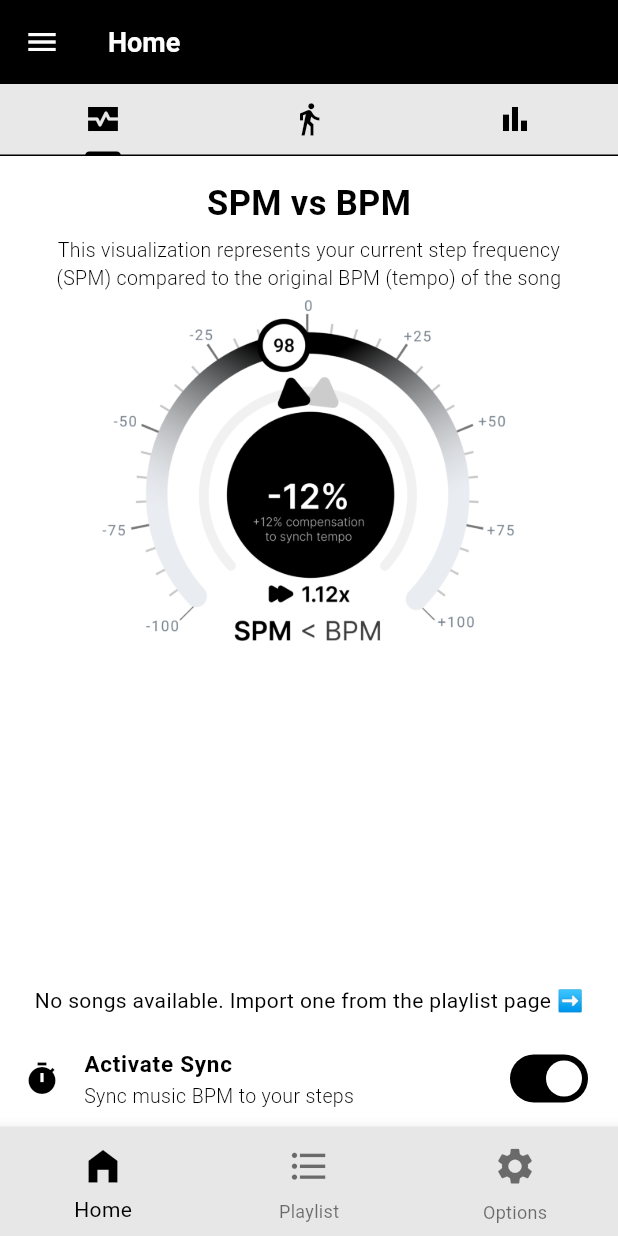
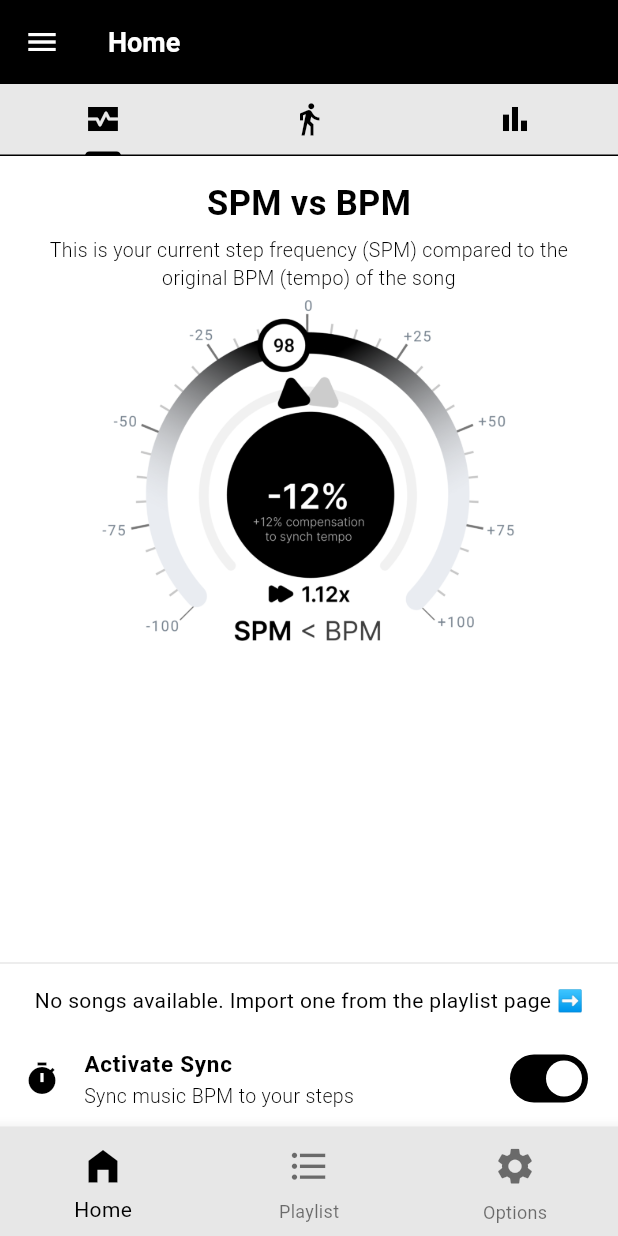
Before and after one commit to SamMed05/music_pedometer_ui, a Flutter app: the screen it shows after launch, on a phone screen of 412 x 824 dp. Run offline on Flutter 3.47's test engine with Material 3 defaults, Android fonts, the phone set to English and light mode, and no system bars; our stand-ins replace file_picker, get, just_audio, just_audio_background, package_info_plus.

Commit message:
Change a few texts and colors

```diff
--- a/lib/home_screen.dart
+++ b/lib/home_screen.dart
@@ -68,7 +68,7 @@ class _HomeScreenState extends State<HomeScreen> {
                         child: Align(
                           alignment: Alignment.center,
                           child: Text(
-                            "This visualization represents your current step frequency (SPM) compared to the original BPM (tempo) of the song",
+                            "This is your current step frequency (SPM) compared to the original BPM (tempo) of the song",
                             textAlign: TextAlign.center,
                             overflow: TextOverflow.clip,
                             style: TextStyle(
@@ -104,6 +104,14 @@ class _HomeScreenState extends State<HomeScreen> {
                   ),
                 ],
               ),
+            ),
+            Divider(
+              // See https://api.flutter.dev/flutter/material/Divider-class.html
+              height: 10,
+              thickness: 1,
+              color: Theme.of(context).colorScheme.onSecondary,
+              // indent: 40,
+              // endIndent: 40,
             ),
             Padding(
               padding: EdgeInsets.symmetric(vertical: 10, horizontal: 20),
--- a/lib/playlist.dart
+++ b/lib/playlist.dart
@@ -348,7 +348,7 @@ class _PlaylistPage extends State<Playlist> {
                                   fontWeight: FontWeight.w500,
                                   fontStyle: FontStyle.normal,
                                   fontSize: 14,
-                                  color: Color(0xff000000),
+                                  // color: Color(0xff000000),
                                 ),
                               ),
                               Text(
@@ -359,7 +359,7 @@ class _PlaylistPage extends State<Playlist> {
                                   fontWeight: FontWeight.w400,
                                   fontStyle: FontStyle.normal,
                                   fontSize: 13,
-                                  color: Color(0xff000000),
+                                  // color: Color(0xff000000),
                                 ),
                               ),
                             ],
@@ -390,7 +390,7 @@ class _PlaylistPage extends State<Playlist> {
                     fontWeight: FontWeight.w700,
                     fontStyle: FontStyle.normal,
                     fontSize: 16,
-                    color: Color(0xff000000),
+                    // color: Color(0xff000000),
                   ),
                 ),
               ),
--- a/pubspec.yaml
+++ b/pubspec.yaml
@@ -18,6 +18,7 @@ dependencies:
   package_info_plus: ^8.0.1
   just_audio_background: ^0.0.1-beta.13
   provider: ^6.1.2
+  # pedometer: ^3.0.0
 
 dev_dependencies:
   flutter_test:
```
Also changed, not shown: lib/audio_player_widget.dart (+5 -5 lines).
